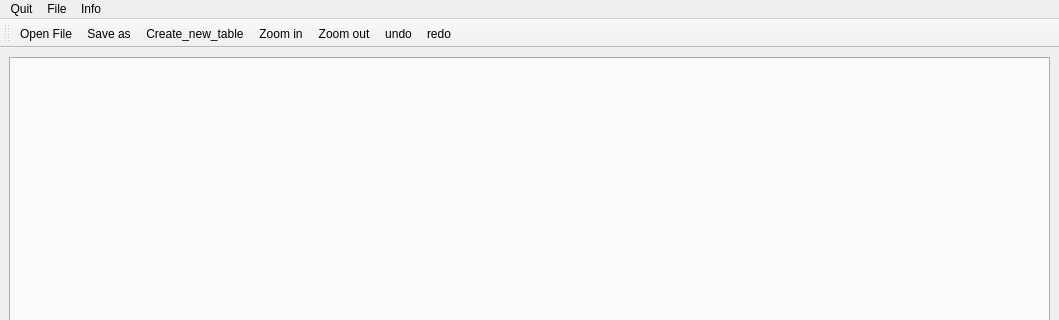
Before: the Qt Designer form QtProject/mytable.ui in Moriartymath/Spreadsheet-program, drawn with Qt 5; both pictures show x 0 to 1059 and y 0 to 320 of the 1059 by 622 pixel window.
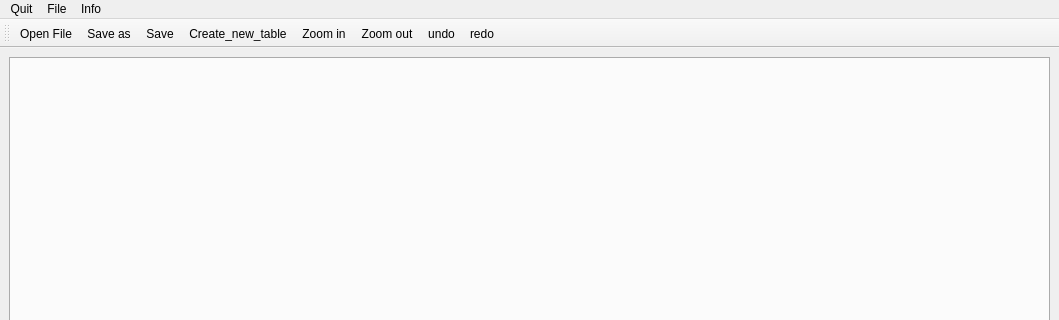
After: the same form once the commit is applied. Icons and pictures are not drawn.

Commit message: Added changes to streching table to window size

What changed in the file:
```diff
--- a/QtProject/mytable.ui
+++ b/QtProject/mytable.ui
@@ -89,6 +89,7 @@
    </attribute>
    <addaction name="actionOpen_File"/>
    <addaction name="actionSave_as"/>
+   <addaction name="actionSave"/>
    <addaction name="actionCreate_new_table"/>
    <addaction name="actionZoom_in"/>
    <addaction name="actionZoom_out"/>
```
The commit also changes 2 other files.
